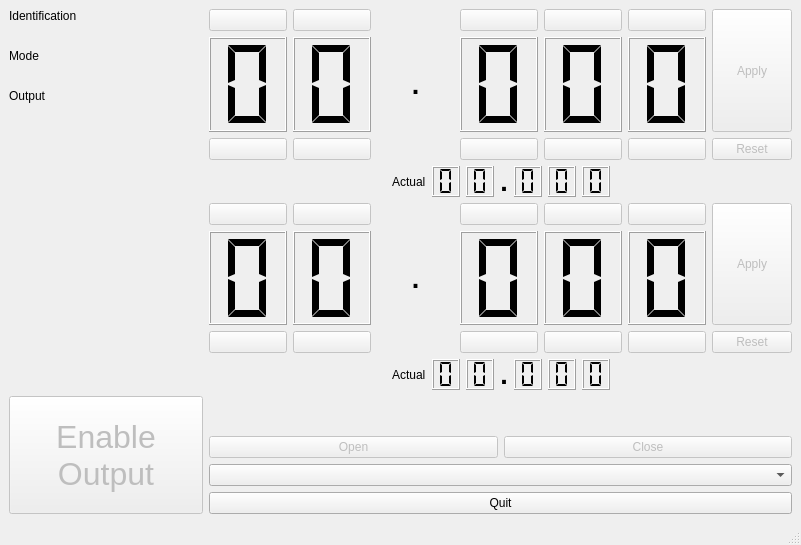
bogflap/RemoteControlledPsu, file PsuGuiControl/mainwindow.ui: the form before one commit.
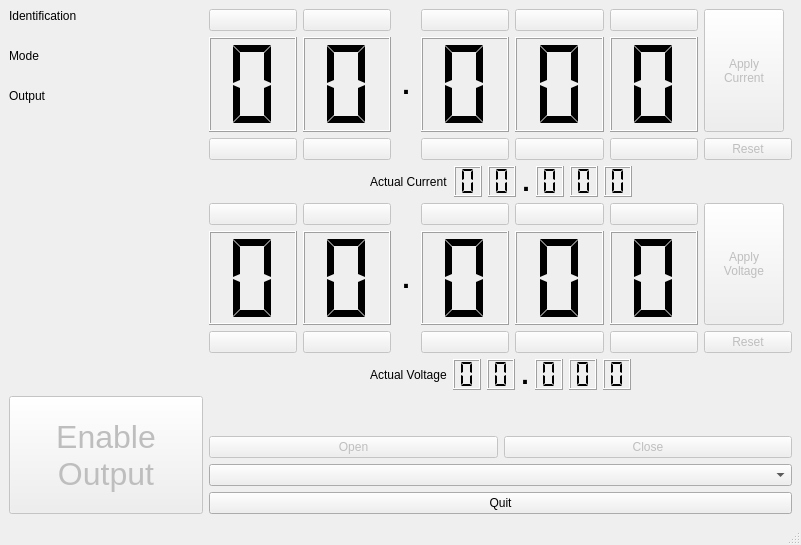
The form after the commit. Icons and pictures are not drawn. Custom widgets are drawn as their Qt base class.

Commit message:
Added voltage and current text to labels
This is because it is not obvious which is voltage and which is current
being set

```diff
--- a/PsuGuiControl/mainwindow.ui
+++ b/PsuGuiControl/mainwindow.ui
@@ -75,7 +75,7 @@
     <item row="0" column="1">
      <layout class="QVBoxLayout" name="verticalLayout" stretch="20,1,20,1">
       <item>
-       <layout class="QHBoxLayout" name="horizontalLayout_2">
+       <layout class="QHBoxLayout" name="horizontalLayout_2" stretch="10,10,2,10,10,10,10">
         <item>
          <layout class="QVBoxLayout" name="verticalLayout_7">
           <item>
@@ -374,7 +374,8 @@
              </sizepolicy>
             </property>
             <property name="text">
-             <string>Apply</string>
+             <string>Apply
+Current</string>
             </property>
            </widget>
           </item>
@@ -410,7 +411,7 @@
         <item>
          <widget class="QLabel" name="label">
           <property name="text">
-           <string>Actual</string>
+           <string>Actual Current</string>
           </property>
          </widget>
         </item>
@@ -551,7 +552,7 @@
        </layout>
       </item>
       <item>
-       <layout class="QHBoxLayout" name="horizontalLayout_3">
+       <layout class="QHBoxLayout" name="horizontalLayout_3" stretch="10,10,2,10,10,10,10">
         <item>
          <layout class="QVBoxLayout" name="verticalLayout_13">
           <item>
@@ -850,7 +851,8 @@
              </sizepolicy>
             </property>
             <property name="text">
-             <string>Apply</string>
+             <string>Apply
+Voltage</string>
             </property>
            </widget>
           </item>
@@ -886,7 +888,7 @@
         <item>
          <widget class="QLabel" name="label_2">
           <property name="text">
-           <string>Actual</string>
+           <string>Actual Voltage</string>
           </property>
          </widget>
         </item>
```
The commit also changes 1 other file.
